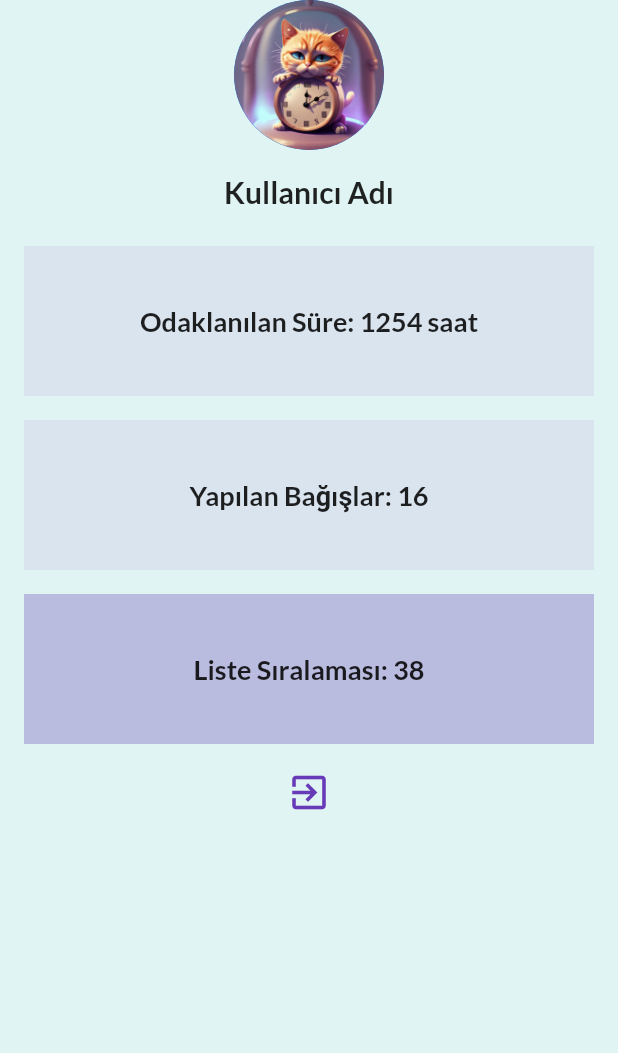
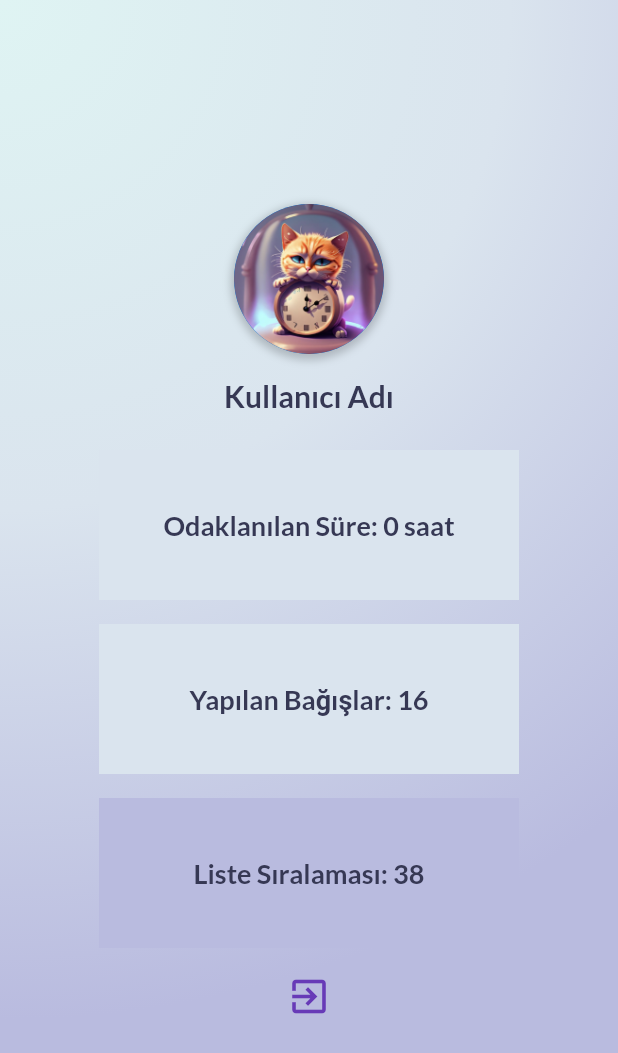
Before and after one commit to selingzl/team-f40-bootcamp-project, a Flutter app: the ProfilePage widget shown alone on an empty page, opened directly, on a phone screen of 412 x 824 dp. Shown: the top 1053 px of the screen. Run offline on Flutter 3.47's test engine with Material 2 defaults, Android fonts, the phone set to English and light mode, and no system bars; our stand-ins replace cloud_firestore, firebase_auth, firebase_core, font_awesome_flutter, google_fonts, google_sign_in; accounts and stored records are empty.

Commit message:
final changes

```diff
--- a/lib/screens/profile_screen.dart
+++ b/lib/screens/profile_screen.dart
@@ -1,6 +1,8 @@
 import 'package:firebase_auth/firebase_auth.dart';
 import 'package:flutter/material.dart';
+import 'package:provider/provider.dart';
 import 'login_screen.dart';
+import 'timer_screen.dart';
 
 class ProfilePage extends StatelessWidget {
   const ProfilePage({Key? key}) : super(key: key);
@@ -10,23 +12,49 @@ class ProfilePage extends StatelessWidget {
 
   @override
   Widget build(BuildContext context) {
-    return Scaffold(
-      backgroundColor: Color.fromRGBO(223, 244, 243, 1), // Arka plan rengi
-      body: SingleChildScrollView(
+    return Container(
+      padding: EdgeInsets.all(50),
+      decoration: BoxDecoration(
+        gradient: RadialGradient(
+          colors: [
+            Color.fromRGBO(223, 244, 243, 1),
+            Color.fromRGBO(218, 228, 238, 1),
+            Color.fromRGBO(185, 187, 223, 1),
+          ],
+          radius: 1.65,
+          center: Alignment.topLeft,
+        ),
+      ),
+      child: Center(
+        child: SingleChildScrollView(
           child: Column(
             mainAxisAlignment: MainAxisAlignment.center,
             crossAxisAlignment: CrossAxisAlignment.center,
             children: [
-            CircleAvatar(
+              Container(
+                decoration: BoxDecoration(
+                  shape: BoxShape.circle,
+                  boxShadow: [
+                    BoxShadow(
+                      color: Colors.black.withOpacity(0.2),
+                      blurRadius: 4,
+                      spreadRadius: 2,
+                      offset: Offset(0, 2),
+                    ),
+                  ],
+                ),
+                child: CircleAvatar(
                   radius: 50,
                   backgroundImage: AssetImage(
                     'lib/assets/background/bg_profile.png',
                   ), // Kullanıcı resminin yolunu güncelleyin
                 ),
+              ),
               SizedBox(height: 16),
               Text(
                 'Kullanıcı Adı',
                 style: TextStyle(
+                  color: Color.fromRGBO(54, 56, 84, 1.0),
                   fontSize: 20,
                   fontWeight: FontWeight.bold,
                 ),
@@ -38,12 +66,11 @@ class ProfilePage extends StatelessWidget {
                 color: Color.fromRGBO(218, 228, 238, 1), // Arka plan rengi
                 margin: EdgeInsets.symmetric(horizontal: 16, vertical: 8),
                 child: Center(
-                child: Text(
-                  'Odaklanılan Süre: 1254 saat',
-                  style: TextStyle(
-                    fontSize: 18,
-                    fontWeight: FontWeight.bold,
-                  ),
+                  child: Consumer<TimeProvider>(
+                    builder: (context, timeProvider, _) {
+                      int time = timeProvider.time;
+                      return Text('Odaklanılan Süre: $time saat',style: TextStyle(color: Color.fromRGBO(54, 56, 84, 1.0), fontSize: 18,fontWeight: FontWeight.bold),);
+                    },
                   ),
                 ),
               ),
@@ -56,8 +83,7 @@ class ProfilePage extends StatelessWidget {
                   child: Text(
                     'Yapılan Bağışlar: 16',
                     style: TextStyle(
-                    fontSize: 18,
-                    fontWeight: FontWeight.bold,
+                        color: Color.fromRGBO(54, 56, 84, 1.0), fontSize: 18,fontWeight: FontWeight.bold
                     ),
                   ),
                 ),
@@ -71,8 +97,7 @@ class ProfilePage extends StatelessWidget {
                   child: Text(
                     'Liste Sıralaması: 38',
                     style: TextStyle(
-                    fontSize: 18,
-                    fontWeight: FontWeight.bold,
+                        color: Color.fromRGBO(54, 56, 84, 1.0), fontSize: 18,fontWeight: FontWeight.bold
                     ),
                   ),
                 ),
@@ -94,6 +119,7 @@ class ProfilePage extends StatelessWidget {
             ],
           ),
         ),
+      ),
     );
   }
 }
--- a/pubspec.yaml
+++ b/pubspec.yaml
@@ -72,6 +72,8 @@ flutter:
     - lib/assets/background/bg_profile.png
     - lib/assets/timer.png
     - lib/assets/aPngtreeahand_drawn_cute_cat_reading_4361091.png
+    - lib/assets/halka1.png
+    - lib/assets/halka2.png
 
   # An image asset can refer to one or more resolution-specific "variants", see
   # https://flutter.dev/assets-and-images/#resolution-aware
```
Also changed, not shown: lib/main.dart (+10 -6 lines), lib/screens/feed_screen.dart (+9 -16 lines), lib/screens/register_screen.dart (+0 -14 lines), lib/screens/timer_screen.dart (+16 -13 lines), pubspec.lock. Lines whose indentation alone changed are shown as unchanged.
